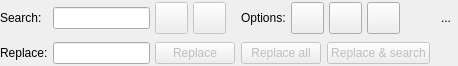
maniac787/pgmodeler, file libs/libgui/ui/widgets/searchreplacewidget.ui: the form before one commit.
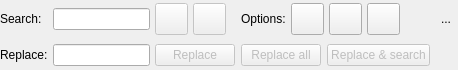
The form after the commit. Icons and pictures are not drawn.

Diff of the .ui file:
```diff
--- a/libs/libgui/ui/widgets/searchreplacewidget.ui
+++ b/libs/libgui/ui/widgets/searchreplacewidget.ui
@@ -7,7 +7,7 @@
     <x>0</x>
     <y>0</y>
     <width>458</width>
-    <height>66</height>
+    <height>70</height>
    </rect>
   </property>
   <property name="sizePolicy">
```
Left out of the diff: 3 changed lines with no effect on the pictures.
